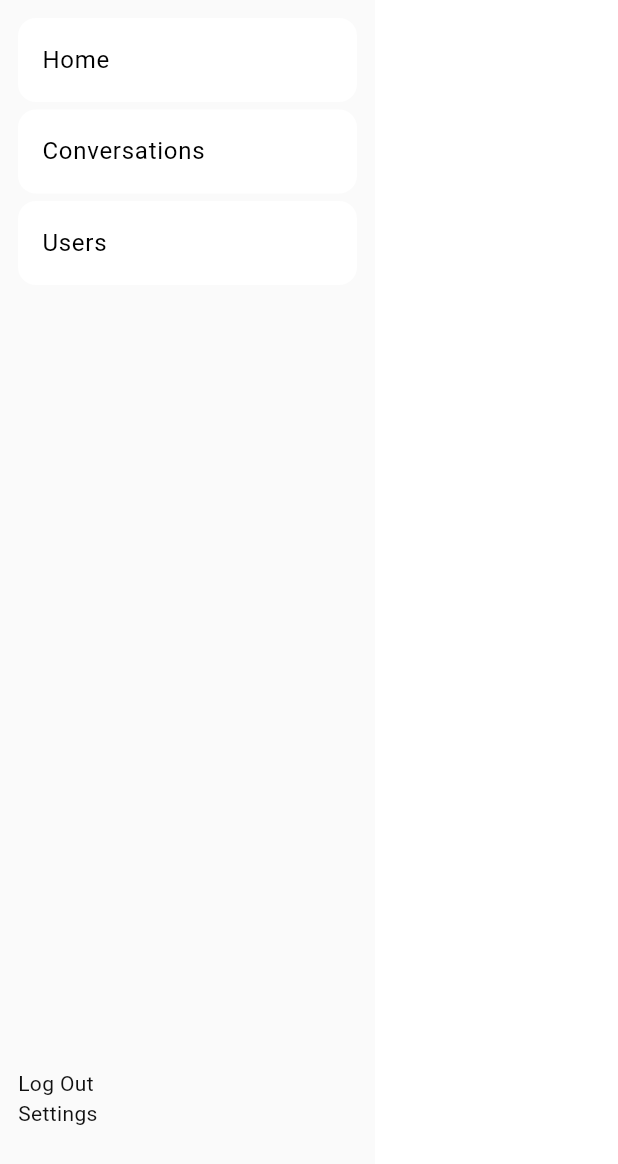
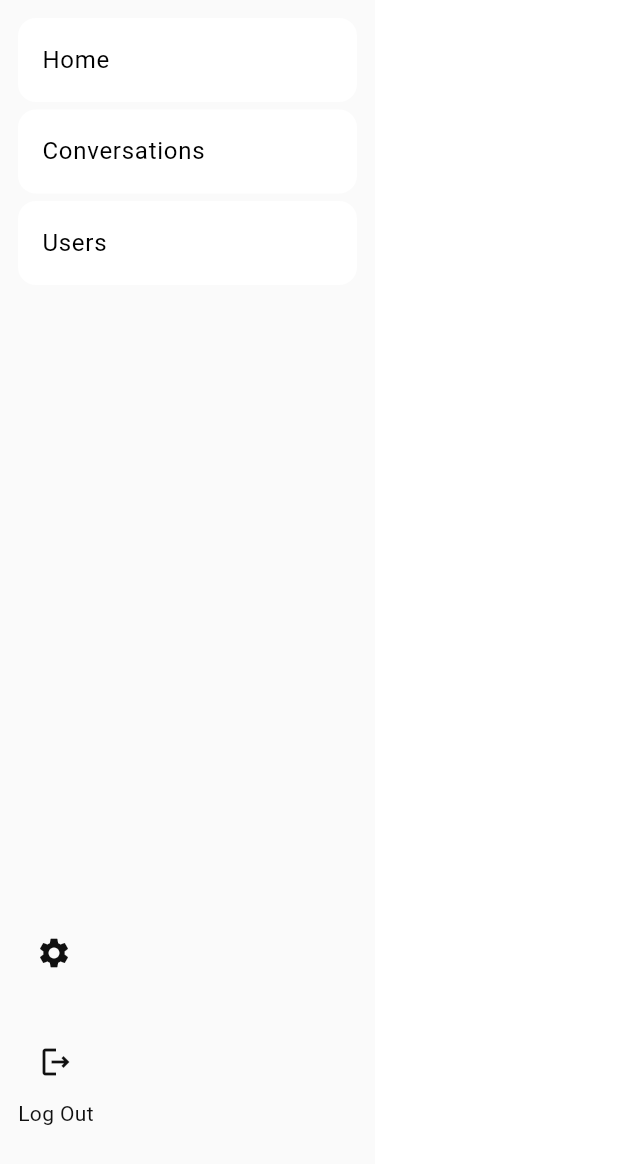
Before and after one commit to sandei-travolta/tech-support-ai-assistant, a Flutter app: the Homepage screen opened directly with empty values, on a phone screen of 412 x 824 dp. Shown: the top 1164 px of the screen. Run offline on Flutter 3.47's test engine with Material 3 defaults, Android fonts, the phone set to English and light mode, and no system bars; our stand-ins replace fl_chart, flutter_svg, go_router.

Commit message:
nav bar update

```diff
--- a/flutter-ui/lib/ui/homePage/homePage.dart
+++ b/flutter-ui/lib/ui/homePage/homePage.dart
@@ -30,8 +30,9 @@ class Homepage extends StatelessWidget {
                   child: Column(
                     crossAxisAlignment: .start,
                     children: [
+                      SettingsBtn(),
+                      const SizedBox(height: 25),
                       LogOutBtn(),
-                      SettingsBtn()
                     ],
                   ),
                 ),
--- a/flutter-ui/lib/ui/homePage/widgets/settingsBtn.dart
+++ b/flutter-ui/lib/ui/homePage/widgets/settingsBtn.dart
@@ -7,6 +7,9 @@ class SettingsBtn extends StatelessWidget {
 
   @override
   Widget build(BuildContext context) {
-    return Text("Settings");
+    return IconButton(
+        onPressed: (){
+
+        }, icon:Icon(Icons.settings));
   }
 }
--- a/flutter-ui/lib/ui/homePage/widgets/signOutBtn.dart
+++ b/flutter-ui/lib/ui/homePage/widgets/signOutBtn.dart
@@ -7,6 +7,13 @@ class LogOutBtn extends StatelessWidget {
 
   @override
   Widget build(BuildContext context) {
-    return Text("Log Out");
+    return Column(
+      mainAxisSize: .min,
+      mainAxisAlignment: .end,
+      children: [
+        IconButton(onPressed: (){}, icon: Icon(Icons.logout_outlined)),
+        Text("Log Out")
+      ],
+    );
   }
 }
```
